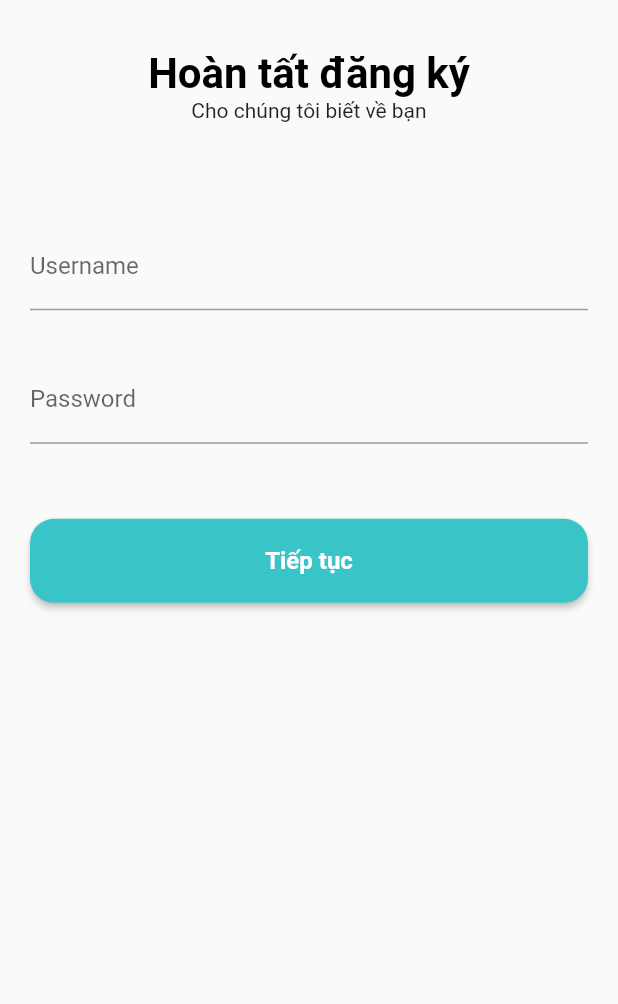
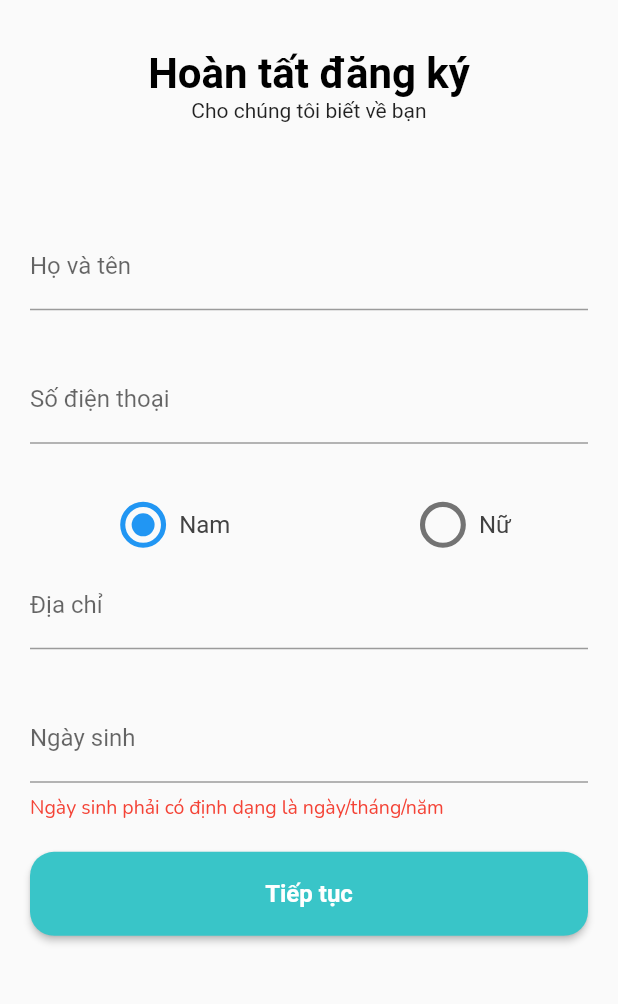
Before and after one commit to lightofthemoon/Flutter-Front-End, a Flutter app: the SignUpScreen screen opened directly, after a tap on "Tiếp tục", on a phone screen of 412 x 824 dp, the part 84-1088 px from its top. Run offline on Flutter 3.47's test engine with Material 2 defaults, Android fonts, the light colour scheme and no system bars; our stand-ins replace flutter_svg, get, google_fonts.

Commit message:
them giao dien

```diff
--- a/lib/configs/constant.dart
+++ b/lib/configs/constant.dart
@@ -1,4 +1,5 @@
 import 'package:flutter/material.dart';
+import 'package:google_fonts/google_fonts.dart';
 
 const kPrimaryColor = Color(0xFF39C5C8);
 const kPrimaryLightColor = Color(0xFFFFECDF);
@@ -9,7 +10,8 @@ const kPrimaryGradientColor = LinearGradient(
 );
 const kSecondaryColor = Color(0xFF979797);
 const kTextColor = Color(0xFF757575);
-
+TextStyle kHelperTextStyle =
+    GoogleFonts.nunito(fontSize: 13, color: Colors.red);
 const kAnimationDuration = Duration(milliseconds: 200);
 
 const headingStyle = TextStyle(
--- /dev/null
+++ b/lib/configs/mediaquery.dart
@@ -0,0 +1,25 @@
+import 'package:flutter/material.dart';
+
+double mediaWidth(BuildContext context, double? customSize) {
+  final givenSize = customSize ?? 1.0;
+  return MediaQuery.of(context).size.width / givenSize;
+}
+
+double mediaHeight(BuildContext context, double? customSize) {
+  final givenSize = customSize ?? 1.0;
+  return MediaQuery.of(context).size.height / givenSize;
+}
+
+double mediaAspectRatio(BuildContext context, double? customSize) {
+  final givenSize = customSize ?? 1.0;
+  return MediaQuery.of(context).size.aspectRatio / givenSize;
+}
+
+bool screenRotate(BuildContext context) {
+  final Orientation orientation = MediaQuery.of(context).orientation;
+  if (orientation == Orientation.portrait) {
+    return true;
+  } else {
+    return false;
+  }
+}
--- a/lib/screens/account_list_screen.dart
+++ b/lib/screens/account_list_screen.dart
@@ -19,7 +19,9 @@ class AccountsListScreen extends StatelessWidget {
       ),
       body: Obx(() {
         if (controller.accounts.value != null) {
-          return ListView.builder(
+          return RefreshIndicator(
+            onRefresh: controller.getAllAccounts,
+            child: ListView.builder(
               itemCount: controller.accounts.value!.length,
               itemBuilder: (context, index) {
                 final account = controller.accounts.value![index];
@@ -51,6 +53,7 @@ class AccountsListScreen extends StatelessWidget {
                   trailing: Text(account.phoneNumber ?? ''),
                 );
               },
+            ),
           );
         }
         return const Center(child: CircularProgressIndicator());
--- a/lib/screens/sign_in/components/sign_in_form.dart
+++ b/lib/screens/sign_in/components/sign_in_form.dart
@@ -1,6 +1,4 @@
 import 'package:flutter/material.dart';
-import 'package:get/get.dart';
-import 'package:quanlyquantrasua/screens/sign_in/components/customSuffixIcon.dart';
 import 'package:quanlyquantrasua/widgets/custom_widgets/messages_widget.dart';
 import 'package:quanlyquantrasua/widgets/custom_widgets/password_input.dart';
 
--- a/lib/screens/sign_up/components/signUpForm.dart
+++ b/lib/screens/sign_up/components/signUpForm.dart
@@ -49,9 +49,10 @@ TextFormField BuildUsername() {
     decoration: const InputDecoration(
       hintText: 'Enter your username',
       labelText: 'Username',
-        suffixIcon: CustomSuffix(
-          svgIcon: 'assets/icons/User.svg',
-        )),
+      // suffixIcon: CustomSuffix(
+      //   svgIcon: 'assets/icons/User.svg',
+      // )
+    ),
   );
 }
 
@@ -62,9 +63,7 @@ TextFormField BuildConfirmPassword() {
     decoration: const InputDecoration(
       hintText: 'Re-enter your password',
       labelText: 'Confirm password',
-        suffixIcon: CustomSuffix(
-          svgIcon: 'assets/icons/Lock.svg',
-        )),
+    ),
   );
 }
 
@@ -75,8 +74,6 @@ TextFormField BuildFormPassword() {
     decoration: const InputDecoration(
       hintText: 'Enter your password',
       labelText: 'Password',
-        suffixIcon: CustomSuffix(
-          svgIcon: 'assets/icons/Lock.svg',
-        )),
+    ),
   );
 }
--- a/lib/screens/sign_up/components/sign_up_complete_form.dart
+++ b/lib/screens/sign_up/components/sign_up_complete_form.dart
@@ -1,6 +1,8 @@
 import 'package:flutter/material.dart';
+import 'package:quanlyquantrasua/configs/constant.dart';
 import 'package:quanlyquantrasua/screens/sign_in/sign_in_screen.dart';
-
+import 'package:google_fonts/google_fonts.dart';
+import 'package:quanlyquantrasua/widgets/custom_widgets/gender_chose.dart';
 import '../../../widgets/custom_widgets/default_button.dart';
 import '../../../widgets/custom_widgets/transition.dart';
 
@@ -11,14 +13,23 @@ class SignUpCompleteForm extends StatelessWidget {
   Widget build(BuildContext context) {
     return Form(
       child: Column(children: [
-        buildUsernameField(),
+        buildFullNameField(),
         const SizedBox(
           height: 30,
         ),
-        buildPasswordField(),
+        buildPhoneNumberField(),
         const SizedBox(
           height: 30,
         ),
+        GenderSelectionWidget(
+          gender: 'Nam',
+          size: 1.7,
+        ),
+        buildAddressField(),
+        const SizedBox(
+          height: 30,
+        ),
+        buildBirthDayField(),
         const SizedBox(
           height: 20,
         ),
@@ -26,41 +37,51 @@ class SignUpCompleteForm extends StatelessWidget {
           text: 'Tiếp tục',
           press: () {
             slideinTransition(context, const SignInScreen());
-            // if (_formKey.currentState!.validate() == true) {
-            //   _formKey.currentState?.save();
-            //   Navigator.pushNamed(context, CompleteProfileScreen.routeName,
-            //       arguments: {'username': username, 'password': password});
-            // }
           },
         )
       ]),
     );
   }
+}
 
-  TextFormField buildPasswordField() {
+TextFormField buildFullNameField() {
   return TextFormField(
     cursorColor: Colors.black,
     decoration: const InputDecoration(
-        hintText: 'Enter your password',
-        labelText: 'Password',
-        // suffixIcon: GestureDetector(
-        //   onTap: () {
-        //     setState(() {
-        //       isShowPass = !isShowPass;
-        //     });
-        //   },
-        // )
+      hintText: 'Nhập họ và tên',
+      labelText: 'Họ và tên',
     ),
   );
 }
 
-  TextFormField buildUsernameField() {
+TextFormField buildBirthDayField() {
+  return TextFormField(
+    cursorColor: Colors.black,
+    decoration: InputDecoration(
+      hintText: 'Nhập ngày sinh',
+      labelText: 'Ngày sinh',
+      helperText: 'Ngày sinh phải có định dạng là ngày/tháng/năm',
+      helperStyle: kHelperTextStyle,
+    ),
+  );
+}
+
+TextFormField buildPhoneNumberField() {
   return TextFormField(
     cursorColor: Colors.black,
     decoration: const InputDecoration(
-        hintText: 'Enter your username',
-        labelText: 'Username',
+      hintText: 'Nhập số điện thoại',
+      labelText: 'Số điện thoại',
     ),
   );
 }
+
+TextFormField buildAddressField() {
+  return TextFormField(
+    cursorColor: Colors.black,
+    decoration: const InputDecoration(
+      hintText: 'Nhập địa chỉ',
+      labelText: 'Địa chỉ',
+    ),
+  );
 }
--- /dev/null
+++ b/lib/widgets/custom_widgets/gender_chose.dart
@@ -0,0 +1,77 @@
+import 'package:flutter/material.dart';
+
+import '../../configs/mediaquery.dart';
+
+class GenderSelectionWidget extends StatefulWidget {
+  final String? gender;
+  final ValueChanged<String>? onChanged;
+  final double? size;
+  GenderSelectionWidget({this.gender, this.onChanged, this.size});
+
+  @override
+  _GenderSelectionWidgetState createState() => _GenderSelectionWidgetState();
+}
+
+class _GenderSelectionWidgetState extends State<GenderSelectionWidget> {
+  String? _selectedGender;
+
+  @override
+  void initState() {
+    super.initState();
+    _selectedGender = widget.gender;
+  }
+
+  @override
+  Widget build(BuildContext context) {
+    return Row(
+      mainAxisAlignment: MainAxisAlignment.center,
+      children: [
+        Transform.scale(
+          scale: widget.size ?? 1 / mediaAspectRatio(context, 2),
+          child: Radio(
+            value: 'Nam',
+            groupValue: _selectedGender,
+            onChanged: (value) {
+              setState(() {
+                _selectedGender = value.toString();
+                if (widget.onChanged != null) {
+                  widget.onChanged!(value.toString());
+                }
+              });
+            },
+            activeColor: Colors.blue,
+          ),
+        ),
+        Text(
+          'Nam',
+          style: TextStyle(
+            fontSize: 16,
+            color: Colors.grey[800],
+          ),
+        ),
+        SizedBox(width: mediaWidth(context, 3.5)),
+        Transform.scale(
+          scale: widget.size ?? 1 / mediaAspectRatio(context, 2),
+          child: Radio(
+            value: 'Nữ',
+            groupValue: _selectedGender,
+            onChanged: (value) {
+              setState(() {
+                _selectedGender = value.toString();
+                if (widget.onChanged != null) {
+                  widget.onChanged!(value.toString());
+                }
+              });
+            },
+            activeColor: Colors.pink,
+          ),
+        ),
+        Text('Nữ',
+            style: TextStyle(
+              fontSize: 16,
+              color: Colors.grey[800],
+            )),
+      ],
+    );
+  }
+}
--- a/pubspec.yaml
+++ b/pubspec.yaml
@@ -39,6 +39,7 @@ dependencies:
   get: ^4.6.5
   intl: ^0.18.1
   flutter_svg: ^2.0.5
+  google_fonts: ^4.0.4
 
 
 dev_dependencies:
```
Also changed, not shown: pubspec.lock, 6 other files. Lines whose indentation alone changed are shown as unchanged.
